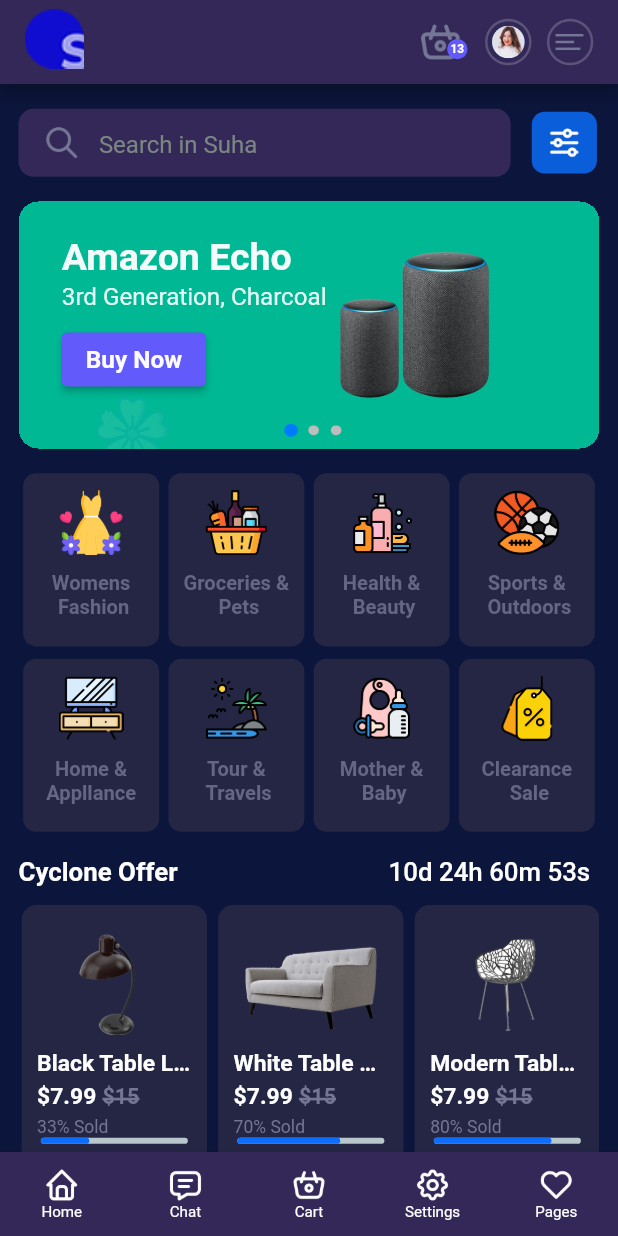
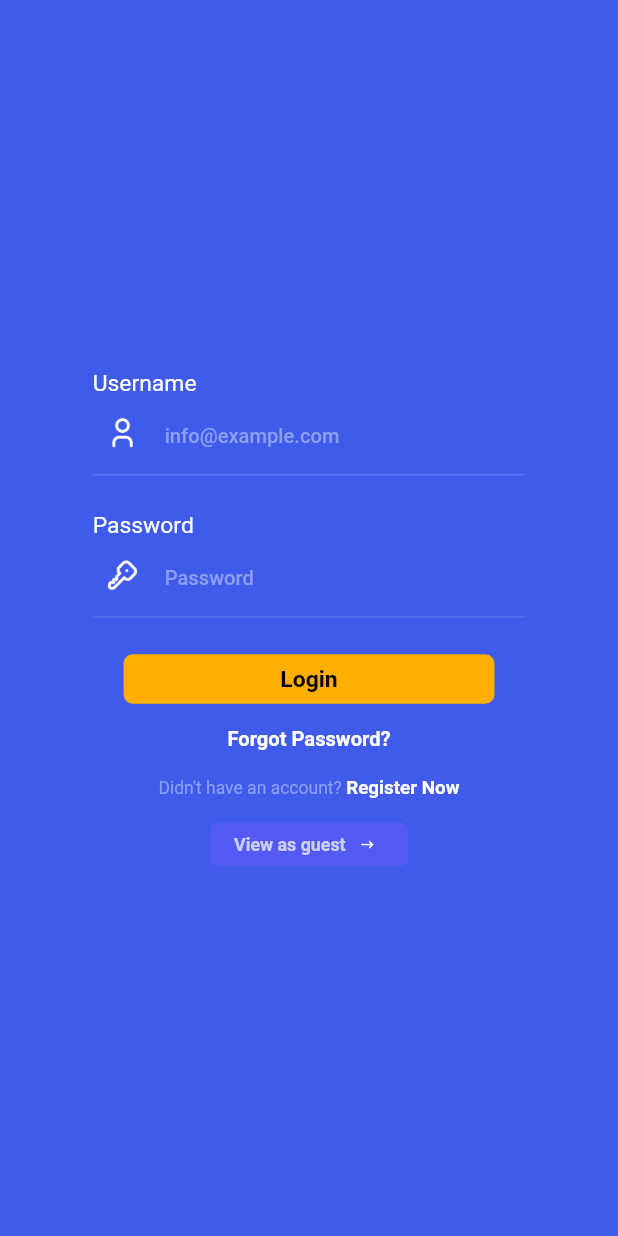
Before and after one commit to Alaminpk05/Suha, a Flutter app: the screen it shows after launch, on a phone screen of 412 x 824 dp. Run offline on Flutter 3.47's test engine with Material 3 defaults, Android fonts, the phone set to English and light mode, and no system bars; drawn by our look-alikes of percent_indicator, smooth_page_indicator; our stand-ins replace badges, responsive_sizer; Roboto replaces fonts that are missing (PlusJakartaSans-Regular.ttf).

Commit message:
added login and signup page

```diff
--- /dev/null
+++ b/lib/features/authentication/login/login.dart
@@ -0,0 +1,115 @@
+import 'package:flutter/gestures.dart';
+import 'package:flutter/material.dart';
+import 'package:responsive_sizer/responsive_sizer.dart';
+import 'package:shuhaui/features/authentication/registration/registration.dart';
+import 'package:shuhaui/features/home/Widgets/singlewidgets/textwidget.dart';
+import 'package:shuhaui/utils/global_widgets/authtextfield.dart';
+import 'package:shuhaui/utils/global_widgets/elevated_text_button.dart';
+
+class Login extends StatefulWidget {
+  const Login({super.key});
+
+  @override
+  State<Login> createState() => _LoginState();
+}
+
+class _LoginState extends State<Login> {
+  @override
+  Widget build(BuildContext context) {
+    return Scaffold(
+      backgroundColor: Color.fromRGBO(64, 91, 233, 1),
+      body: Column(
+        crossAxisAlignment: CrossAxisAlignment.center,
+        mainAxisAlignment: MainAxisAlignment.center,
+        children: [
+          TextFieldWidget(
+            labeltext: 'Username',
+            hindtext: 'info@example.com',
+            pefefiximage: 'assets/user.png',
+          ),
+          SizedBox(
+            height: 3.h,
+          ),
+          TextFieldWidget(
+            labeltext: 'Password',
+            hindtext: 'Password',
+            pefefiximage: 'assets/key.png',
+          ),
+          SizedBox(
+            height: 3.h,
+          ),
+          ElevatedTextButton(
+            text: 'Login',
+            fontsize: 16.sp,
+            fontWeight: FontWeight.w600,
+            height: 4.h,
+            width: 60.w,
+            radius: 10.sp,
+            textcolor: Colors.black,
+            buttoncolor: Color.fromRGBO(255, 175, 0, 1), elevation: 0.0,
+          ),
+          TextButton(
+              onPressed: () {},
+              child: textwidget(
+                  text: 'Forgot Password?',
+                  fontszie: 15.sp,
+                  fonweight: FontWeight.w700,
+                  color: Colors.white)),
+
+
+          RichText(
+              text: TextSpan(
+
+                  children: [
+                TextSpan(
+                    text: "Didn't have an account? ",
+                    style: TextStyle(
+                      fontWeight: FontWeight.w400,
+                      fontSize: 14.sp,
+                      color: Color.fromRGBO(170, 188, 243, 0.7),
+                    )),
+                TextSpan(
+                    text: "Register Now",
+                    style: TextStyle(
+                      fontWeight: FontWeight.w700,
+                      fontSize: 14.5.sp,
+                      color: Colors.white,
+                    ),recognizer: TapGestureRecognizer()..onTap=(){
+                      Navigator.push(context, MaterialPageRoute(builder: (c)=>Registration()));
+
+                })
+              ])),
+          SizedBox(height:2.h,),
+          Container(
+            height: 3.5.h,
+            width: 32.w,
+            child: ElevatedButton(
+
+                onPressed: (){},
+
+                style: ElevatedButton.styleFrom(
+                    elevation: 0,
+                    backgroundColor: const Color.fromRGBO(88,90,245, 0.8),
+
+
+
+                    shape: RoundedRectangleBorder(borderRadius: BorderRadius.circular(9.sp))
+                ),
+
+                child: Row(
+
+                  children: [
+                    textwidget(text: 'View as guest',
+                        fontszie: 14.1.sp, fonweight: FontWeight.w700,
+                        color:Colors.white70),
+                    SizedBox(width: 2.w,),
+                    Image.asset('assets/arrow-narrow-right.png',height: 3.h,width: 3.w,)
+                  ],
+                )),
+          )
+
+        ],
+      ),
+    );
+  }
+}
--- a/lib/features/bottom_nav_bar/tabapges.dart
+++ b/lib/features/bottom_nav_bar/tabapges.dart
@@ -37,7 +37,8 @@ class _TabapgesState extends State<Tabapges> {
   Widget build(BuildContext context) {
     var mobile = ResponsiveHelper.isMobile(context);
     var tablet = ResponsiveHelper.isTablet(context);
-    return Scaffold(
+    return SafeArea(
+      child: Scaffold(
         body: pagedetails[selectedIndex]['page'],
         bottomNavigationBar: mobile?bottomNavBar(mobile,tablet):Container(
           height: 6.h,
@@ -53,6 +54,7 @@ class _TabapgesState extends State<Tabapges> {
                 _buildChoiceChip(3,  'assets/settings (1).png' ,"Settings"),
                 _buildChoiceChip(4, 'assets/heart (1).png', "Pages"),
               ],
+            ),
           ),
         ),
       ),
--- a/lib/features/cart/cart_view.dart
+++ b/lib/features/cart/cart_view.dart
@@ -1,7 +1,6 @@
 import 'package:flutter/material.dart';
 import 'package:responsive_sizer/responsive_sizer.dart';
 
-import 'package:shuhaui/features/bottom_nav_bar/tabapges.dart';
 import 'package:shuhaui/features/home/Widgets/singlewidgets/textwidget.dart';
 import 'package:shuhaui/features/shop_grid.dart';
 
@@ -50,7 +49,10 @@ class CartView extends StatelessWidget {
                          SizedBox(height: 2.2.h,),
                         ElevatedTextButton( text:'Go to Shop',
                          fontsize:mobile?15.sp:14.6.sp, fontWeight:  FontWeight.w600,
-                          height: mobile?3.5.h:3.1.h, width: mobile?24.9.w:17.w, radius: mobile?10.sp:8.5.sp,)
+                          height: mobile?3.5.h:3.1.h, width: mobile?24.9.w:17.w,
+                            radius: mobile?10.sp:8.5.sp,
+                          textcolor: const Color.fromRGBO(255, 255, 255, 0.98),
+                          buttoncolor:const Color.fromRGBO(98, 90, 250, 1), elevation: 2.0,)
                     ],
                   ),
                 ),
--- a/lib/features/home/Widgets/SectionWidgets/homeappbar.dart
+++ b/lib/features/home/Widgets/SectionWidgets/homeappbar.dart
@@ -96,7 +96,7 @@ class HomeAppBar extends StatelessWidget implements PreferredSizeWidget {
               height: mobile?3.h:3.h,
               width: mobile?6.5.w:4.25.w,
                 padding: EdgeInsets.all(5.sp),
-              child: CircleAvatar(
+              child: const CircleAvatar(
                 backgroundImage: AssetImage('assets/9.jpg'),
               ),
 
--- a/lib/features/home/Widgets/SectionWidgets/topproducts.dart
+++ b/lib/features/home/Widgets/SectionWidgets/topproducts.dart
@@ -37,7 +37,7 @@ class TopProductsSection extends StatelessWidget {
           ViewProductlist(
             productListviewTitle: 'Top Products',
             ontab: () {
-              Navigator.push(context, MaterialPageRoute(builder: (context)=>ShopGrid()));
+              Navigator.push(context, MaterialPageRoute(builder: (context)=>const ShopGrid()));
             },
           ),
           SizedBox(
--- a/lib/main.dart
+++ b/lib/main.dart
@@ -1,7 +1,10 @@
 import 'package:flutter/material.dart';
 import 'package:responsive_sizer/responsive_sizer.dart';
+import 'package:shuhaui/features/authentication/registration/registration.dart';
 
 import 'package:shuhaui/features/bottom_nav_bar/tabapges.dart';
+
+import 'features/authentication/login/login.dart';
 
 void main() {
   runApp(const MyApp());
@@ -32,7 +35,7 @@ class MyApp extends StatelessWidget {
           useMaterial3: false,
         ),
         debugShowCheckedModeBanner: false,
-         home:const Tabapges(),
+         home:const Login(),
       );},
     );
   }
--- /dev/null
+++ b/lib/utils/global_widgets/authtextfield.dart
@@ -0,0 +1,68 @@
+
+import 'package:flutter/cupertino.dart';
+import 'package:flutter/material.dart';
+import 'package:responsive_sizer/responsive_sizer.dart';
+
+class TextFieldWidget extends StatelessWidget {
+  const TextFieldWidget({
+    super.key,
+    required this.labeltext,
+    required this.hindtext,
+    required this.pefefiximage,
+  });
+  final String labeltext;
+  final String hindtext;
+  final String pefefiximage;
+
+  @override
+  Widget build(BuildContext context) {
+    return Container(
+      padding: EdgeInsets.symmetric(horizontal: 15.w),
+      child: Column(
+        crossAxisAlignment: CrossAxisAlignment.start,
+        mainAxisAlignment: MainAxisAlignment.center,
+        children: [
+          Text(
+            labeltext, // Label text
+            style: TextStyle(
+              color: Colors.white, // Label color
+              fontSize: 16.sp,
+            ),
+          ),
+          SizedBox(height: 0.5.h), // Space between label and text field
+          TextFormField(
+            decoration: InputDecoration(
+                hintText: hindtext, // Hint text
+                hintStyle: TextStyle(
+                  fontWeight: FontWeight.w500,
+                  fontSize: 15.sp,
+                  color: Color.fromRGBO(170, 188, 243, 0.7), // Hint text color
+                ),
+                prefixIcon: Padding(
+                  padding: EdgeInsets.fromLTRB(1.h, 0.w, 4.w, 1.h),
+                  child: Image.asset(
+                    pefefiximage, // Custom image
+                    width: 0.w,
+                    height: 0.h,
+                  ),
+                ),
+                enabledBorder: UnderlineInputBorder(
+                  borderSide: BorderSide(
+                      width: 0.06.w,
+                      color: Colors.white54), // Border color when enabled
+                ),
+                focusedBorder: UnderlineInputBorder(
+                  borderSide: BorderSide(width: 0.06.w, color: Colors.white54),
+                ),
+                border: InputBorder.none // Remove focus border
+            ),
+            style: TextStyle(
+              color: Colors.white, // Text color
+            ),
+            cursorColor: Colors.white, // Cursor color
+          ),
+        ],
+      ),
+    );
+  }
+}
--- a/lib/utils/global_widgets/elevated_text_button.dart
+++ b/lib/utils/global_widgets/elevated_text_button.dart
@@ -9,14 +9,18 @@ class ElevatedTextButton extends StatelessWidget {
     required this.fontWeight,
     required this.height,
     required this.width, required this.radius,
+    required this.buttoncolor, required this.textcolor, required this.elevation,
   });
 
   final String text;
+  final double elevation;
   final double fontsize;
   final FontWeight fontWeight;
   final double height;
   final double width;
   final double radius;
+  final Color buttoncolor;
+  final Color textcolor;
 
   @override
   Widget build(BuildContext context) {
@@ -28,7 +32,8 @@ class ElevatedTextButton extends StatelessWidget {
             // Handle button press
           },
           style: ElevatedButton.styleFrom(
-            backgroundColor: const Color.fromRGBO(98, 90, 250, 1),
+            elevation: elevation,
+            backgroundColor: buttoncolor,
             shape: RoundedRectangleBorder(
               borderRadius: BorderRadius.circular(radius),
             ),
@@ -37,7 +42,7 @@ class ElevatedTextButton extends StatelessWidget {
             text: text,
             fontszie: fontsize,
             fonweight: fontWeight,
-            color: const Color.fromRGBO(255, 255, 255, 0.98),
+            color: textcolor,
           )),
     );
   }
```
Also changed, not shown: lib/features/authentication/registration/registration.dart (added, +101 -0 lines), lib/features/home/Widgets/singlewidgets/textwidget.dart (+22 -0 lines), assets/arrow-right.png (added), assets/at.png (added), assets/key.png (added), assets/logo-white.png (added), assets/user.png, pubspec.lock. Lines whose indentation alone changed are shown as unchanged.
